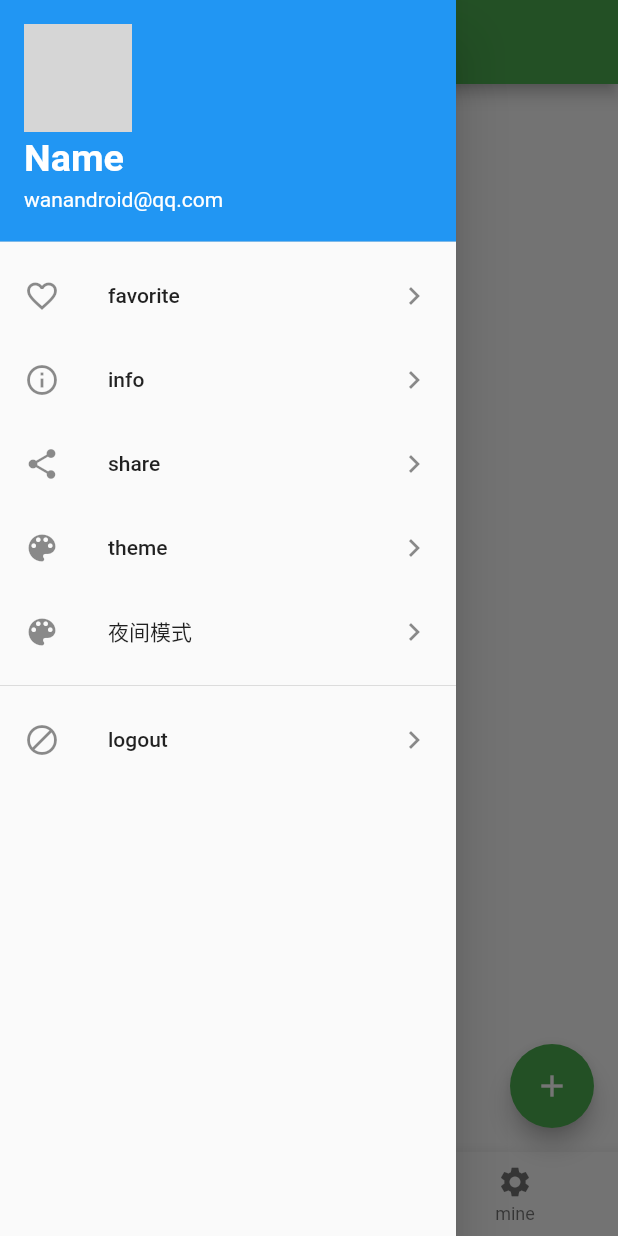
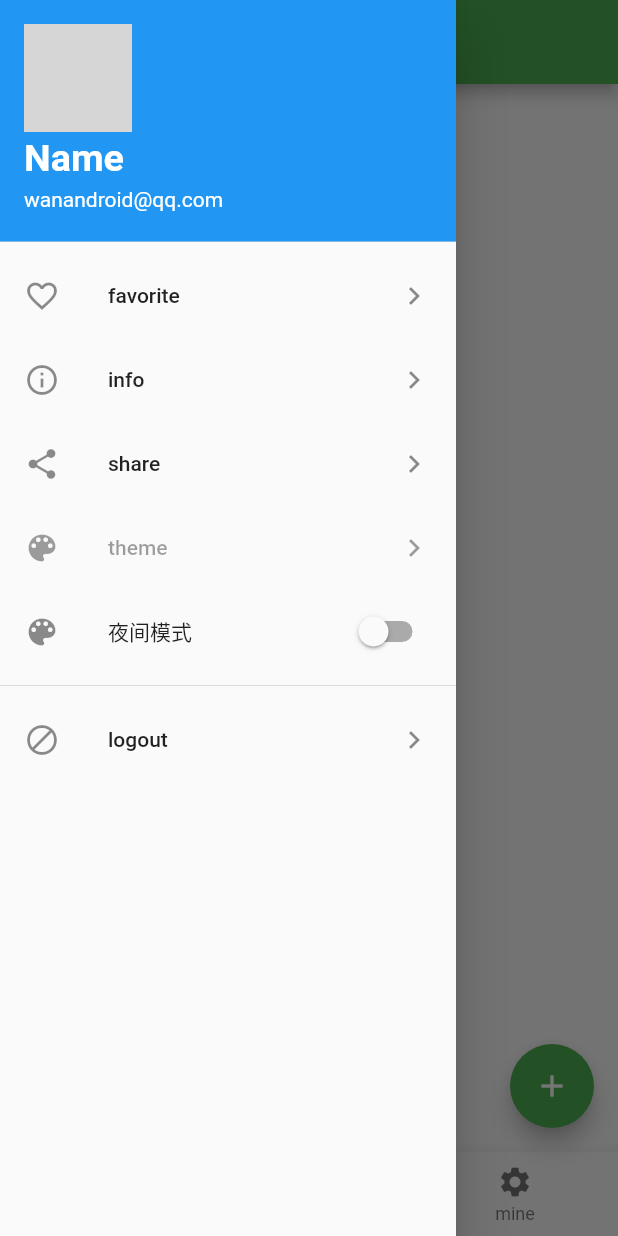
Before and after one commit to qintangtao/flutter_app02, a Flutter app: the screen it shows after launch, with the side drawer open, on a phone screen of 412 x 824 dp. Run offline on Flutter 3.47's test engine with Material 2 defaults, Android fonts, the light colour scheme and no system bars; our stand-ins replace date_format, flutter_screenutil, fluttertoast, image_picker, shared_preferences; missing offline and left inert: city_pickers, flutter_picker, tform; network calls fail; grey boxes are pictures that could not be loaded.

Commit message:
bottomNavigationBarTheme，switchTheme

```diff
--- a/lib/ui/page/main/category/category_page.dart
+++ b/lib/ui/page/main/category/category_page.dart
@@ -3,6 +3,8 @@ import 'package:flutter_app02/generated/l10n.dart';
 
 
 class CategoryPage extends StatefulWidget {
+  const CategoryPage({Key? key}) : super(key: key);
+
   @override
   State<CategoryPage> createState() => _CategoryPageState();
 }
@@ -13,7 +15,6 @@ class _CategoryPageState extends State<CategoryPage> with AutomaticKeepAliveClie
   void initState() {
     // TODO: implement initState
     super.initState();
-    //_initAsync();
     print("_CategoryPageState.initState");
   }
 
--- a/lib/ui/page/main/main_page.dart
+++ b/lib/ui/page/main/main_page.dart
@@ -1,5 +1,4 @@
 import 'package:flutter/material.dart';
-import 'package:fluttertoast/fluttertoast.dart';
 import 'package:flutter_screenutil/flutter_screenutil.dart';
 import 'package:provider/provider.dart';
 import 'package:flutter_app02/generated/l10n.dart';
@@ -20,40 +19,50 @@ class MainPage extends StatefulWidget {
 
 class _MainPageState extends State<MainPage> {
 
-  int _currentIndex = 0;
+  int currentIndex = 1;
 
-  String _title = '';
+  String? title;
 
-  final _pageController = PageController(initialPage: 0);
+  //final titleNotifier = ValueNotifier<String>('');
 
-  final List<Widget> _pages = <Widget>[
-    HomePage(),
-    CategoryPage(),
-    MinePage(),
+  PageController? pageController;// = PageController(initialPage: 0);
+
+  final pages = <Widget>[
+    const HomePage(),
+    const CategoryPage(),
+    const MinePage(),
   ];
 
   @override
   void initState() {
     // TODO: implement initState
     super.initState();
+    print('_MainPageState initState');
+    pageController ??= PageController(initialPage: currentIndex);
   }
 
   @override
   Widget build(BuildContext context) {
-    if (_title.isEmpty) {
-      _title = S.of(context).home;
-    }
-
+    print('_MainPageState build');
+    //Theme.of(context)  会导致重复build，原因未知
     return Scaffold(
       appBar: AppBar(
         // Here we take the value from the MyHomePage object that was created by
         // the App.build method, and use it to set our appbar title.
-        title: Text(_title),
+        title: Text(title ?? S.of(context).home),
+        /*
+        title: ValueListenableBuilder<String>(
+          valueListenable: titleNotifier,
+          builder: (context, value, child) {
+            return Text(value);
+          },
+        ),
+         */
       ),
       body: PageView(
-        onPageChanged: _pageChange,
-        controller: _pageController,
-        children: _pages,
+        onPageChanged: _onPageChanged,
+        controller: pageController,
+        children: pages,
       ),
       bottomNavigationBar: BottomNavigationBar (
         items: [
@@ -61,14 +70,13 @@ class _MainPageState extends State<MainPage> {
           BottomNavigationBarItem (icon: const Icon(Icons.category), label: S.of(context).category),
           BottomNavigationBarItem (icon: const Icon(Icons.settings), label: S.of(context).mine),
         ],
-        currentIndex: _currentIndex,
+        currentIndex: currentIndex,
         type: BottomNavigationBarType.fixed,
-        fixedColor: Theme.of(context).primaryColor,
         onTap: _onItemTapped,
       ),
       floatingActionButton: FloatingActionButton(
-        onPressed: () {Navigator.push(context, MaterialPageRoute(builder: (context) => LoginPage()));},//_showToast,
-        tooltip: '点击选中最后一个',
+        onPressed: () {Navigator.push(context, MaterialPageRoute(builder: (context) => const LoginPage()));},
+        //tooltip: '点击选中最后一个',
         child: const Icon(Icons.add, color: Colors.white),
         backgroundColor: Theme.of(context).primaryColor,
       ),
@@ -76,7 +84,15 @@ class _MainPageState extends State<MainPage> {
     );
   }
 
+  @override
+  void dispose() {
+    // TODO: implement dispose
+    pageController?.dispose();
+    super.dispose();
+  }
+
   Widget _showDrawer() {
+    final ThemeViewModel themeViewModel = ThemeViewModel.of(context);
     return Drawer(
       child: ListView(
         children: [
@@ -117,6 +133,7 @@ class _MainPageState extends State<MainPage> {
           ),
 
           ListTile(
+            enabled: themeViewModel.themeMode == ThemeMode.light,
             leading: const Icon(Icons.color_lens),
             title: Text(S.of(context).theme),
             trailing:const  Icon(Icons.chevron_right),
@@ -129,16 +146,29 @@ class _MainPageState extends State<MainPage> {
           ListTile(
             leading: const Icon(Icons.color_lens),
             title: const Text('夜间模式'),
-            trailing:const  Icon(Icons.chevron_right),
+            //trailing:const  Icon(Icons.chevron_right),
+            trailing: Switch(
+                value: themeViewModel.themeMode == ThemeMode.dark,
+                //activeColor: Theme.of(context).primaryColor,
+                onChanged: (value) => {
+                  if (value) {
+                      themeViewModel.themeMode = ThemeMode.dark
+                  } else {
+                      themeViewModel.themeMode = ThemeMode.light
+                  }
+                },
+            ),
+            /*
             onTap: () {
-              final ThemeViewModel themeViewModel = Provider.of<ThemeViewModel>(context, listen: false);
+              //final ThemeViewModel themeViewModel = Provider.of<ThemeViewModel>(context, listen: false);
+              final ThemeViewModel themeViewModel = ThemeViewModel.of(context);
               if (themeViewModel.themeMode == ThemeMode.light) {
                 themeViewModel.themeMode = ThemeMode.dark;
               } else {
                 themeViewModel.themeMode = ThemeMode.light;
               }
               Navigator.of(context).pop();
-            },
+            },*/
           ),
 
           const Divider(),
@@ -223,7 +253,8 @@ class _MainPageState extends State<MainPage> {
                       color: YColors.themeColor[position]["primaryColor"],
                     ),
                     onTap: () {
-                      Provider.of<ThemeViewModel>(context, listen: false).themeIndex = position;
+                      //Provider.of<ThemeViewModel>(context, listen: false).themeIndex = position;
+                      ThemeViewModel.of(context).themeIndex = position;
                       Navigator.of(context).pop();
                     },
                   );
@@ -236,35 +267,43 @@ class _MainPageState extends State<MainPage> {
     );
   }
 
-  void _showToast() {
-    Fluttertoast.showToast(msg: "选中",
-        toastLength: Toast.LENGTH_SHORT,
-        gravity: ToastGravity.CENTER,
-        backgroundColor: Theme.of(context).primaryColor,
-        timeInSecForIosWeb: 1,
-        fontSize: 16.0
-    );
-    _onItemTapped(2);
+  void _onItemTapped(int index) {
+    pageController?.animateToPage(index, duration: const Duration(milliseconds: 300), curve: Curves.ease);
   }
 
-  void _onItemTapped(int index) {
-    _pageController.animateToPage(index, duration: const Duration(milliseconds: 300), curve: Curves.ease);
-  }
-
-  void _pageChange(int index) {
+  void _onPageChanged(int index) {
+    if (currentIndex == index) return;
+    print('_onPageChanged ${index}');
     setState(() {
-      _currentIndex = index;
+      currentIndex = index;
       switch(index) {
         case 0:
-          _title = S.of(context).home;
+          title = S.of(context).home;
           break;
         case 1:
-          _title = S.of(context).category;
+          title = S.of(context).category;
           break;
         case 2:
-          _title = S.of(context).mine;
+          title = S.of(context).mine;
           break;
       }
     });
+
+    /*
+    currentIndex = index;
+    switch(index) {
+      case 0:
+        title = S.of(context).home;
+        break;
+      case 1:
+        title = S.of(context).category;
+        break;
+      case 2:
+        title = S.of(context).mine;
+        break;
+    }
+    titleNotifier.value = title!;
+     */
+
   }
 }
--- a/lib/ui/page/main/mine/mine_page.dart
+++ b/lib/ui/page/main/mine/mine_page.dart
@@ -3,6 +3,8 @@ import 'package:flutter_app02/generated/l10n.dart';
 
 
 class MinePage extends StatefulWidget {
+  const MinePage({Key? key}) : super(key: key);
+
   @override
   State<MinePage> createState() => _MinePageState();
 }
@@ -13,7 +15,6 @@ class _MinePageState extends State<MinePage> with AutomaticKeepAliveClientMixin{
   void initState() {
     // TODO: implement initState
     super.initState();
-    //_initAsync();
     print("_MinePageState.initState");
   }
 
--- a/lib/viewmodel/theme_view_model.dart
+++ b/lib/viewmodel/theme_view_model.dart
@@ -1,25 +1,31 @@
 import 'package:flutter/material.dart';
+import 'package:provider/provider.dart';
 import 'package:shared_preferences/shared_preferences.dart';
 import 'package:flutter_app02/res/colors.dart';
 
 class ThemeViewModel with ChangeNotifier {
 
+  ThemeViewModel() {
+    //_init();
+  }
+
+  static ThemeViewModel of(BuildContext context) {
+    return Provider.of<ThemeViewModel>(context, listen: false);
+  }
+
   void init() async {
-    int index = await _loadThemeMode();
-    if (index == ThemeMode.light.index) {
-      _themeMode = ThemeMode.light;
-    } else if (index == ThemeMode.dark.index) {
-      _themeMode = ThemeMode.dark;
-    } else {
-      _themeMode = ThemeMode.system;
+    ThemeMode oldThemeMode = themeMode;
+    int oldThemeIndex = themeIndex;
+
+    await _init();
+
+    print("_themeMode:${themeMode.index}, _themeIndex:${themeIndex}");
+
+    if (oldThemeMode != themeMode || oldThemeIndex != themeIndex) {
+      notifyListeners();
     }
+  }
 
-    index = await _loadThemeIndex();
-    _themeIndex = index;
-
-    print("_themeMode:${_themeMode.index}, _themeIndex:${_themeIndex}");
-    notifyListeners();
-  }
 
   ThemeMode _themeMode = ThemeMode.system;
   ThemeMode get themeMode => _themeMode;
@@ -54,6 +60,28 @@ class ThemeViewModel with ChangeNotifier {
        appBarTheme: AppBarTheme(
          backgroundColor: primaryColor,
        ),
+       bottomNavigationBarTheme: BottomNavigationBarThemeData(
+         selectedItemColor: primaryColor,
+         elevation: 8.0,
+       ),
+       switchTheme : SwitchThemeData(
+         thumbColor: MaterialStateProperty.resolveWith(
+                 (states) {
+               if (states.contains(MaterialState.selected)) {
+                 return primaryColor;
+               }
+               return null;
+             }
+         ),
+         trackColor: MaterialStateProperty.resolveWith(
+                 (states) {
+               if (states.contains(MaterialState.selected)) {
+                 return primaryColor.withAlpha(180);
+               }
+               return null;
+             }
+         ),
+       ),
      );
     return ThemeData.from(
       colorScheme: ColorScheme.light(
@@ -74,7 +102,33 @@ class ThemeViewModel with ChangeNotifier {
   }
 
   ThemeData _dartTheme() {
-    return ThemeData.dark();
+    return ThemeData.dark().copyWith(
+      //shadowColor: Colors.white,
+      bottomNavigationBarTheme: BottomNavigationBarThemeData(
+        backgroundColor: Colors.grey[800]!,
+        unselectedItemColor: Colors.grey[600]!,
+        selectedItemColor: Colors.white,
+        elevation: 8.0,
+      ),
+      switchTheme : SwitchThemeData(
+        thumbColor: MaterialStateProperty.resolveWith(
+            (states) {
+              if (states.contains(MaterialState.selected)) {
+                return Colors.white70;
+              }
+              return null;
+            }
+        ),
+        trackColor: MaterialStateProperty.resolveWith(
+                (states) {
+              if (states.contains(MaterialState.selected)) {
+                return Colors.white54;
+              }
+              return null;
+            }
+        ),
+      ),
+    );
     return ThemeData.from(
       colorScheme: const ColorScheme.dark(
           primary: Colors.white, //Color(0xff212121),
@@ -113,4 +167,17 @@ class ThemeViewModel with ChangeNotifier {
     SharedPreferences sp = await SharedPreferences.getInstance();
     return sp.getInt("themeIndex") ?? 0;
   }
+
+  Future _init() async {
+    int index = await _loadThemeMode();
+    if (index == ThemeMode.light.index) {
+      _themeMode = ThemeMode.light;
+    } else if (index == ThemeMode.dark.index) {
+      _themeMode = ThemeMode.dark;
+    } else {
+      _themeMode = ThemeMode.system;
+    }
+
+    _themeIndex = await _loadThemeIndex();
+  }
 }
```
Also changed, not shown: lib/main.dart (+24 -3 lines), lib/ui/page/main/home/home_page.dart (+19 -3 lines), 1 other file.
